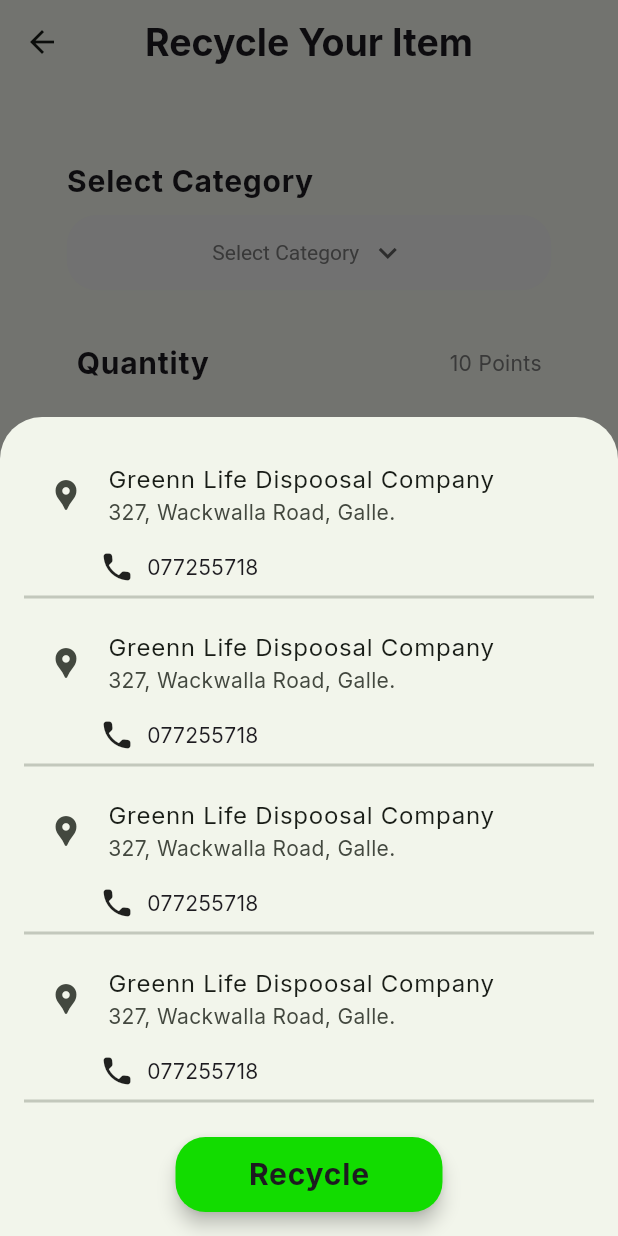
After one commit to nethsaraLiyanage/eco-wise-flutter-app-frontend, a Flutter app: the PickupScreen screen opened directly, after a tap on "Favourites", on a phone screen of 412 x 824 dp. The commit adds this screen. Run offline on Flutter 3.47's test engine with Material 3 defaults, Android fonts, the phone set to English and light mode, and no system bars; our stand-ins replace carousel_slider, flutter_riverpod, google_fonts.

Commit message:
PickUp screen and favourites development

```diff
--- /dev/null
+++ b/lib/models/recycle_location_model.dart
@@ -0,0 +1,11 @@
+class RecycleLocation {
+  String title;
+  String address;
+  String contactNumber;
+
+  RecycleLocation({
+    required this.title,
+    required this.address,
+    required this.contactNumber,
+  });
+}
--- a/lib/screens/home_screen.dart
+++ b/lib/screens/home_screen.dart
@@ -1,3 +1,4 @@
+import 'package:eco_wise/screens/pickup_screen.dart';
 import 'package:eco_wise/screens/profile_screen.dart';
 import 'package:flutter/material.dart';
 
@@ -67,6 +68,13 @@ class _HomeScreenState extends State<HomeScreen>
         Navigator.of(context).push(
           MaterialPageRoute(
             builder: (ctx) => ProfileScreen(),
+          ),
+        );
+      }
+      if (title == 'Pickup') {
+        Navigator.of(context).push(
+          MaterialPageRoute(
+            builder: (ctx) => PickupScreen(),
           ),
         );
       }
--- /dev/null
+++ b/lib/screens/pickup_screen.dart
@@ -0,0 +1,218 @@
+import 'package:flutter/material.dart';
+
+import 'package:eco_wise/models/recycle_location_model.dart';
+import 'package:eco_wise/widgets/custom_elevated_button.dart';
+import 'package:eco_wise/widgets/favourite_recycles.dart';
+
+class PickupScreen extends StatefulWidget {
+  const PickupScreen({super.key});
+
+  @override
+  State<PickupScreen> createState() => _PickupScreenState();
+}
+
+class _PickupScreenState extends State<PickupScreen> {
+  String dropDownValue = 'Select Category';
+  final quantityController = TextEditingController();
+  final recycleLocations = [
+    RecycleLocation(
+      title: 'Greenn Life Dispoosal Company',
+      address: '327, Wackwalla Road, Galle.',
+      contactNumber: '077255718',
+    ),
+    RecycleLocation(
+      title: 'Greenn Life Dispoosal Company',
+      address: '327, Wackwalla Road, Galle.',
+      contactNumber: '077255718',
+    ),
+    RecycleLocation(
+      title: 'Greenn Life Dispoosal Company',
+      address: '327, Wackwalla Road, Galle.',
+      contactNumber: '077255718',
+    ),
+    RecycleLocation(
+      title: 'Greenn Life Dispoosal Company',
+      address: '327, Wackwalla Road, Galle.',
+      contactNumber: '077255718',
+    ),
+  ];
+
+  void _openFavouriteOverlay() {
+    showModalBottomSheet(
+      useSafeArea: true,
+      isScrollControlled: true,
+      context: context,
+      builder: (ctx) => FavouriteRecycles(
+        recycleLocations: recycleLocations,
+      ),
+    );
+  }
+
+  @override
+  Widget build(BuildContext context) {
+    var size = MediaQuery.of(context).size;
+
+    return Scaffold(
+      appBar: AppBar(
+        title: Text(
+          'Recycle Your Item',
+          style: Theme.of(context).textTheme.titleLarge!.copyWith(
+                fontWeight: FontWeight.bold,
+                fontSize: 25,
+              ),
+        ),
+        centerTitle: true,
+      ),
+      body: SizedBox(
+        width: double.infinity,
+        height: size.height,
+        child: Column(
+          crossAxisAlignment: CrossAxisAlignment.center,
+          children: [
+            SizedBox(
+              height: size.height * 0.061,
+            ),
+            Column(
+              crossAxisAlignment: CrossAxisAlignment.start,
+              children: [
+                Text(
+                  'Select Category',
+                  style: Theme.of(context).textTheme.bodyLarge!.copyWith(
+                        fontWeight: FontWeight.w700,
+                        fontSize: 20,
+                      ),
+                ),
+                Container(
+                  margin: const EdgeInsets.only(top: 7),
+                  width: size.width * 0.784,
+                  height: size.height * 0.061,
+                  alignment: Alignment.center,
+                  decoration: BoxDecoration(
+                    borderRadius: BorderRadius.circular(20),
+                    color: const Color.fromARGB(255, 246, 246, 246),
+                  ),
+                  child: DropdownButton<String>(
+                    value: dropDownValue,
+                    icon: const Icon(Icons.keyboard_arrow_down),
+                    style: const TextStyle(
+                        color: Color.fromARGB(255, 124, 124, 124)),
+                    underline: Container(height: 0),
+                    onChanged: (String? newValue) {
+                      setState(() {
+                        dropDownValue = newValue!;
+                      });
+                    },
+                    items: const [
+                      DropdownMenuItem(
+                        value: 'Select Category',
+                        child: Text('Select Category'),
+                      ),
+                      DropdownMenuItem(
+                        value: 'Mobile',
+                        child: Text('Mobile'),
+                      ),
+                      DropdownMenuItem(
+                        value: 'Laptop',
+                        child: Text('Laptop'),
+                      ),
+                      DropdownMenuItem(
+                        value: 'TV',
+                        child: Text('TV'),
+                      ),
+                      DropdownMenuItem(
+                        value: 'Embedded items',
+                        child: Text('Embedded items'),
+                      ),
+                    ],
+                  ),
+                ),
+              ],
+            ),
+            SizedBox(height: size.height * 0.041),
+            SizedBox(
+              width: size.width * 0.753,
+              child: Column(
+                children: [
+                  Row(
+                    mainAxisAlignment: MainAxisAlignment.spaceBetween,
+                    children: [
+                      Text(
+                        'Quantity',
+                        style: Theme.of(context).textTheme.bodyLarge!.copyWith(
+                              fontWeight: FontWeight.w700,
+                              fontSize: 20,
+                            ),
+                      ),
+                      Text(
+                        '${10} Points',
+                        style: Theme.of(context).textTheme.bodyMedium!.copyWith(
+                              color: const Color.fromARGB(255, 124, 124, 124),
+                            ),
+                      ),
+                    ],
+                  ),
+                  TextField(
+                    controller: quantityController,
+                  ),
+                ],
+              ),
+            ),
+            SizedBox(height: size.height * 0.061),
+            SizedBox(
+              width: size.width * 0.753,
+              child: InkWell(
+                onTap: _openFavouriteOverlay,
+                child: Row(
+                  mainAxisAlignment: MainAxisAlignment.spaceEvenly,
+                  children: [
+                    const Icon(Icons.favorite_border),
+                    Text(
+                      'Favourites',
+                      style: Theme.of(context).textTheme.bodyLarge,
+                    ),
+                    const SizedBox(
+                      width: 140,
+                    ),
+                    const Icon(Icons.navigate_next)
+                  ],
+                ),
+              ),
+            ),
+            SizedBox(
+              height: size.height * 0.081,
+            ),
+            CustomElevatedButton(
+              onButtonPressed: () {},
+              height: 50,
+              width: 178,
+              childWidget: Text(
+                'Recycle',
+                style: Theme.of(context).textTheme.bodyLarge!.copyWith(
+                      fontWeight: FontWeight.bold,
+                      fontSize: 20,
+                    ),
+              ),
+            ),
+            Expanded(
+              child: Stack(
+                alignment: Alignment.bottomLeft,
+                children: [
+                  SizedBox(
+                    width: size.width,
+                    child: Image.asset(
+                      'assets/images/pick_arc_1.png',
+                      fit: BoxFit.fill,
+                    ),
+                  ),
+                  Image.asset(
+                    'assets/images/pick_arc_2.png',
+                  )
+                ],
+              ),
+            )
+          ],
+        ),
+      ),
+    );
+  }
+}
--- /dev/null
+++ b/lib/widgets/favourite_recycles.dart
@@ -0,0 +1,82 @@
+import 'package:eco_wise/widgets/custom_elevated_button.dart';
+import 'package:flutter/material.dart';
+
+import 'package:eco_wise/models/recycle_location_model.dart';
+
+class FavouriteRecycles extends StatefulWidget {
+  const FavouriteRecycles({
+    super.key,
+    required this.recycleLocations,
+  });
+
+  final List<RecycleLocation> recycleLocations;
+
+  @override
+  State<FavouriteRecycles> createState() => _NewRecycleState();
+}
+
+class _NewRecycleState extends State<FavouriteRecycles> {
+  @override
+  Widget build(BuildContext context) {
+    return LayoutBuilder(builder: (cyx, constraints) {
+      final width = constraints.maxWidth;
+      return SizedBox(
+        // height: double.infinity,
+        child: SingleChildScrollView(
+          child: Padding(
+            padding: const EdgeInsets.all(16),
+            child: Column(
+              children: [
+                ...widget.recycleLocations
+                    .map((e) => SizedBox(
+                          child: Column(
+                            children: [
+                              ListTile(
+                                leading: const Icon(Icons.location_pin),
+                                title: Text(e.title),
+                                subtitle: Text(e.address),
+                              ),
+                              Row(
+                                children: [
+                                  const SizedBox(
+                                    width: 50,
+                                  ),
+                                  const Icon(
+                                    Icons.call_rounded,
+                                  ),
+                                  const SizedBox(
+                                    width: 8,
+                                  ),
+                                  Text(e.contactNumber)
+                                ],
+                              ),
+                              const Divider(
+                                thickness: 2,
+                              )
+                            ],
+                          ),
+                        ))
+                    .toList(),
+                const SizedBox(
+                  height: 16,
+                ),
+                CustomElevatedButton(
+                  onButtonPressed: () {},
+                  height: 50,
+                  width: 178,
+                  childWidget: Text(
+                    'Recycle',
+                    style: Theme.of(context).textTheme.bodyLarge!.copyWith(
+                          fontWeight: FontWeight.bold,
+                          fontSize: 20,
+                        ),
+                  ),
+                )
+              ],
+            ),
+          ),
+        ),
+      );
+    });
+  }
+}
--- a/pubspec.yaml
+++ b/pubspec.yaml
@@ -82,6 +82,8 @@ flutter:
     - assets/images/bronze.png
     - assets/images/star.png
     - assets/images/items.png
+    - assets/images/pick_arc_1.png
+    - assets/images/pick_arc_2.png
   #   - images/a_dot_ham.jpeg
 
   # An image asset can refer to one or more resolution-specific "variants", see
```
Also changed, not shown: lib/main.dart (+5 -3 lines), assets/images/pick_arc_1.png (added), assets/images/pick_arc_2.png (added).
